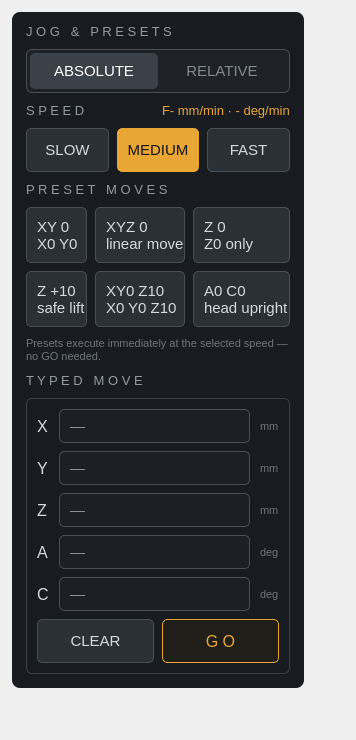
Qt form configs/ned5_pb/user_tabs/ned_controls/ned_controls.ui (418dreamworks/ned) before a commit.
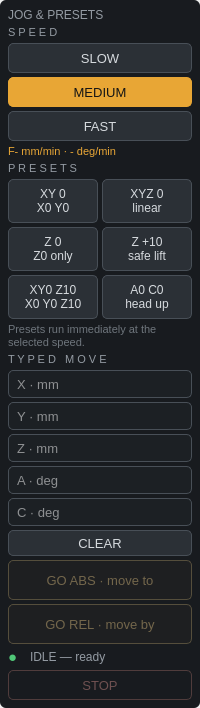
The same form after that commit.

```diff
--- a/configs/ned5_pb/user_tabs/ned_controls/ned_controls.ui
+++ b/configs/ned5_pb/user_tabs/ned_controls/ned_controls.ui
@@ -8,117 +8,71 @@
       jp_panel using #objectName selectors (dark + amber, mockup palette). -->
  <widget class="QWidget" name="ned_controls_root">
   <layout class="QVBoxLayout" name="nedLayout">
-   <property name="leftMargin"><number>12</number></property>
-   <property name="topMargin"><number>12</number></property>
-   <property name="rightMargin"><number>12</number></property>
-   <property name="bottomMargin"><number>12</number></property>
-   <item>
-    <layout class="QHBoxLayout" name="jp_outer_h">
+   <property name="leftMargin"><number>0</number></property>
+   <property name="topMargin"><number>0</number></property>
+   <property name="rightMargin"><number>0</number></property>
+   <property name="bottomMargin"><number>0</number></property>
+   <property name="spacing"><number>0</number></property>
      <item>
       <widget class="QFrame" name="jp_panel">
-       <property name="maximumSize"><size><width>500</width><height>16777215</height></size></property>
        <property name="styleSheet"><string notr="true">
-#jp_panel { background: rgb(24,27,31); border: none; border-radius: 8px; }
+#jp_panel { background: rgb(24,27,31); border: none; border-radius: 6px; }
 QLabel { background: transparent; color: rgb(148,155,163); }
-#jp_title, #jp_speed_caption, #jp_presets_caption, #jp_typed_caption {
-  font: 75 10pt; color: rgb(148,155,163); }
-#jp_feed_readout { font: 75 10pt; color: rgb(232,166,53); }
+#jp_title { font: 75 9pt; color: rgb(148,155,163); }
+#jp_speed_caption, #jp_presets_caption, #jp_typed_caption {
+  font: 75 8pt; color: rgb(148,155,163); }
+#jp_feed_readout { font: 75 8pt; color: rgb(232,166,53); }
 #jp_presets_note { font: 8pt; color: rgb(110,117,124); }
-#jp_lbl_x, #jp_lbl_y, #jp_lbl_z, #jp_lbl_a, #jp_lbl_c {
-  font: 75 12pt; color: rgb(214,218,222); }
-#jp_unit_x, #jp_unit_y, #jp_unit_z, #jp_unit_a, #jp_unit_c {
-  font: 8pt; color: rgb(110,117,124); }
 QPushButton { background: rgb(43,48,54); color: rgb(214,218,222);
-  border: 1px solid rgb(72,79,87); border-radius: 5px; font: 75 11pt; }
+  border: 1px solid rgb(72,79,87); border-radius: 5px; font: 75 10pt; }
 QPushButton:pressed { background: rgb(60,66,73); }
+QPushButton:disabled { background: rgb(34,38,43);
+  color: rgb(105,111,118); border-color: rgb(55,60,66); }
 #jp_slow:checked, #jp_medium:checked, #jp_fast:checked {
   background: rgb(232,166,53); color: rgb(20,20,20);
   border-color: rgb(232,166,53); }
-#jp_absrel_frame { background: rgb(30,34,39);
-  border: 1px solid rgb(72,79,87); border-radius: 6px; }
-#jp_abs, #jp_rel { background: transparent; border: none;
-  color: rgb(130,137,144); font: 75 11pt; }
-#jp_abs:checked, #jp_rel:checked { background: rgb(58,65,73);
-  color: white; border-radius: 5px; }
 #jp_p_xy0, #jp_p_xyz0, #jp_p_z0, #jp_p_zp10, #jp_p_xy0z10, #jp_p_a0c0 {
-  text-align: left; padding-left: 10px; font: 75 11pt; }
-#jp_typed_frame { background: transparent;
-  border: 1px solid rgb(60,66,73); border-radius: 6px; }
+  font: 75 9pt; }
 QLineEdit { background: rgb(28,32,36); color: white;
   border: 1px solid rgb(72,79,87); border-radius: 5px;
-  padding: 4px 8px; font: 11pt;
+  padding: 2px 6px; font: 10pt;
   selection-background-color: rgb(232,166,53); }
 QLineEdit:focus { border: 1px solid rgb(232,166,53); }
-#jp_go { background: rgb(32,30,24); color: rgb(232,166,53);
-  border: 1px solid rgb(232,166,53); font: 75 12pt; }
-#jp_go:pressed { background: rgb(60,50,30); }
+#jp_go_abs, #jp_go_rel { background: rgb(32,30,24);
+  color: rgb(232,166,53); border: 1px solid rgb(232,166,53);
+  font: 75 10pt; }
+#jp_go_abs:pressed, #jp_go_rel:pressed { background: rgb(60,50,30); }
+#jp_go_abs:disabled, #jp_go_rel:disabled { background: rgb(30,31,33);
+  color: rgb(115,102,75); border-color: rgb(85,78,60); }
+#jp_status_dot { color: rgb(80,200,120); font: 11pt; }
+#jp_status_text { color: rgb(148,155,163); font: 9pt; }
+#jp_stop { background: transparent; color: rgb(220,90,90);
+  border: 1px solid rgb(200,80,80); font: 75 10pt; }
+#jp_stop:pressed { background: rgb(70,32,32); }
+#jp_stop:disabled { background: transparent; color: rgb(110,80,80);
+  border-color: rgb(80,60,60); }
        </string></property>
        <layout class="QVBoxLayout" name="jp_v">
-        <property name="leftMargin"><number>14</number></property>
-        <property name="topMargin"><number>12</number></property>
-        <property name="rightMargin"><number>14</number></property>
-        <property name="bottomMargin"><number>14</number></property>
-        <property name="spacing"><number>10</number></property>
+      <property name="leftMargin"><number>8</number></property>
+      <property name="topMargin"><number>8</number></property>
+      <property name="rightMargin"><number>8</number></property>
+      <property name="bottomMargin"><number>8</number></property>
+      <property name="spacing"><number>4</number></property>
         <item>
          <widget class="QLabel" name="jp_title">
-          <property name="text"><string>J O G   &amp;   P R E S E T S</string></property>
-         </widget>
-        </item>
-        <item>
-         <widget class="QFrame" name="jp_absrel_frame">
-          <property name="minimumSize"><size><width>0</width><height>44</height></size></property>
-          <layout class="QHBoxLayout" name="jp_absrel_h">
-           <property name="leftMargin"><number>3</number></property>
-           <property name="topMargin"><number>3</number></property>
-           <property name="rightMargin"><number>3</number></property>
-           <property name="bottomMargin"><number>3</number></property>
-           <property name="spacing"><number>0</number></property>
-           <item>
-            <widget class="QPushButton" name="jp_abs">
-             <property name="text"><string>ABSOLUTE</string></property>
-             <property name="checkable"><bool>true</bool></property>
-             <property name="checked"><bool>true</bool></property>
-             <property name="minimumSize"><size><width>0</width><height>36</height></size></property>
-            </widget>
-           </item>
-           <item>
-            <widget class="QPushButton" name="jp_rel">
-             <property name="text"><string>RELATIVE</string></property>
-             <property name="checkable"><bool>true</bool></property>
-             <property name="minimumSize"><size><width>0</width><height>36</height></size></property>
-            </widget>
-           </item>
-          </layout>
-         </widget>
-        </item>
-        <item>
-         <layout class="QHBoxLayout" name="jp_speed_h">
+        <property name="text"><string>JOG &amp; PRESETS</string></property>
+       </widget>
+      </item>
           <item>
            <widget class="QLabel" name="jp_speed_caption">
             <property name="text"><string>S P E E D</string></property>
            </widget>
           </item>
           <item>
-           <spacer name="jp_speed_spacer">
-            <property name="orientation"><enum>Qt::Horizontal</enum></property>
-            <property name="sizeHint" stdset="0"><size><width>10</width><height>10</height></size></property>
-           </spacer>
-          </item>
-          <item>
-           <widget class="QLabel" name="jp_feed_readout">
-            <property name="text"><string>F- mm/min · - deg/min</string></property>
-           </widget>
-          </item>
-         </layout>
-        </item>
-        <item>
-         <layout class="QHBoxLayout" name="jp_speed_btn_h">
-          <property name="spacing"><number>8</number></property>
-          <item>
            <widget class="QPushButton" name="jp_slow">
             <property name="text"><string>SLOW</string></property>
             <property name="checkable"><bool>true</bool></property>
-            <property name="minimumSize"><size><width>0</width><height>44</height></size></property>
+        <property name="minimumSize"><size><width>0</width><height>30</height></size></property>
            </widget>
           </item>
           <item>
@@ -126,74 +80,77 @@
             <property name="text"><string>MEDIUM</string></property>
             <property name="checkable"><bool>true</bool></property>
             <property name="checked"><bool>true</bool></property>
-            <property name="minimumSize"><size><width>0</width><height>44</height></size></property>
+        <property name="minimumSize"><size><width>0</width><height>30</height></size></property>
            </widget>
           </item>
           <item>
            <widget class="QPushButton" name="jp_fast">
             <property name="text"><string>FAST</string></property>
             <property name="checkable"><bool>true</bool></property>
-            <property name="minimumSize"><size><width>0</width><height>44</height></size></property>
-           </widget>
-          </item>
-         </layout>
+        <property name="minimumSize"><size><width>0</width><height>30</height></size></property>
+       </widget>
+      </item>
+      <item>
+       <widget class="QLabel" name="jp_feed_readout">
+        <property name="text"><string>F- mm/min · - deg/min</string></property>
+       </widget>
         </item>
         <item>
          <widget class="QLabel" name="jp_presets_caption">
-          <property name="text"><string>P R E S E T   M O V E S</string></property>
+        <property name="text"><string>P R E S E T S</string></property>
          </widget>
         </item>
         <item>
          <layout class="QGridLayout" name="jp_grid">
-          <property name="horizontalSpacing"><number>8</number></property>
-          <property name="verticalSpacing"><number>8</number></property>
+        <property name="horizontalSpacing"><number>4</number></property>
+        <property name="verticalSpacing"><number>4</number></property>
           <item row="0" column="0">
            <widget class="QPushButton" name="jp_p_xy0">
             <property name="text"><string>XY 0
 X0 Y0</string></property>
-            <property name="minimumSize"><size><width>0</width><height>56</height></size></property>
+          <property name="minimumSize"><size><width>0</width><height>44</height></size></property>
            </widget>
           </item>
           <item row="0" column="1">
            <widget class="QPushButton" name="jp_p_xyz0">
             <property name="text"><string>XYZ 0
-linear move</string></property>
-            <property name="minimumSize"><size><width>0</width><height>56</height></size></property>
-           </widget>
-          </item>
-          <item row="0" column="2">
+linear</string></property>
+          <property name="minimumSize"><size><width>0</width><height>44</height></size></property>
+         </widget>
+        </item>
+        <item row="1" column="0">
            <widget class="QPushButton" name="jp_p_z0">
             <property name="text"><string>Z 0
 Z0 only</string></property>
-            <property name="minimumSize"><size><width>0</width><height>56</height></size></property>
-           </widget>
-          </item>
-          <item row="1" column="0">
+          <property name="minimumSize"><size><width>0</width><height>44</height></size></property>
+         </widget>
+        </item>
+        <item row="1" column="1">
            <widget class="QPushButton" name="jp_p_zp10">
             <property name="text"><string>Z +10
 safe lift</string></property>
-            <property name="minimumSize"><size><width>0</width><height>56</height></size></property>
-           </widget>
-          </item>
-          <item row="1" column="1">
+          <property name="minimumSize"><size><width>0</width><height>44</height></size></property>
+         </widget>
+        </item>
+        <item row="2" column="0">
            <widget class="QPushButton" name="jp_p_xy0z10">
             <property name="text"><string>XY0 Z10
 X0 Y0 Z10</string></property>
-            <property name="minimumSize"><size><width>0</width><height>56</height></size></property>
-           </widget>
-          </item>
-          <item row="1" column="2">
+          <property name="minimumSize"><size><width>0</width><height>44</height></size></property>
+         </widget>
+        </item>
+        <item row="2" column="1">
            <widget class="QPushButton" name="jp_p_a0c0">
             <property name="text"><string>A0 C0
-head upright</string></property>
-            <property name="minimumSize"><size><width>0</width><height>56</height></size></property>
+head up</string></property>
+          <property name="minimumSize"><size><width>0</width><height>44</height></size></property>
            </widget>
           </item>
          </layout>
         </item>
         <item>
          <widget class="QLabel" name="jp_presets_note">
-          <property name="text"><string>Presets execute immediately at the selected speed — no GO needed.</string></property>
+        <property name="text"><string>Presets run immediately at the selected speed.</string></property>
           <property name="wordWrap"><bool>true</bool></property>
          </widget>
         </item>
@@ -203,110 +160,87 @@
          </widget>
         </item>
         <item>
-         <widget class="QFrame" name="jp_typed_frame">
-          <layout class="QGridLayout" name="jp_typed_grid">
-           <property name="leftMargin"><number>10</number></property>
-           <property name="topMargin"><number>10</number></property>
-           <property name="rightMargin"><number>10</number></property>
-           <property name="bottomMargin"><number>10</number></property>
-           <property name="horizontalSpacing"><number>10</number></property>
-           <property name="verticalSpacing"><number>8</number></property>
-           <item row="0" column="0">
-            <widget class="QLabel" name="jp_lbl_x"><property name="text"><string>X</string></property></widget>
-           </item>
-           <item row="0" column="1">
             <widget class="QLineEdit" name="jp_in_x">
-             <property name="placeholderText"><string>—</string></property>
-             <property name="minimumSize"><size><width>0</width><height>34</height></size></property>
-            </widget>
-           </item>
-           <item row="0" column="2">
-            <widget class="QLabel" name="jp_unit_x"><property name="text"><string>mm</string></property></widget>
-           </item>
-           <item row="1" column="0">
-            <widget class="QLabel" name="jp_lbl_y"><property name="text"><string>Y</string></property></widget>
-           </item>
-           <item row="1" column="1">
+        <property name="placeholderText"><string>X · mm</string></property>
+        <property name="minimumSize"><size><width>0</width><height>28</height></size></property>
+       </widget>
+      </item>
+      <item>
             <widget class="QLineEdit" name="jp_in_y">
-             <property name="placeholderText"><string>—</string></property>
-             <property name="minimumSize"><size><width>0</width><height>34</height></size></property>
-            </widget>
-           </item>
-           <item row="1" column="2">
-            <widget class="QLabel" name="jp_unit_y"><property name="text"><string>mm</string></property></widget>
-           </item>
-           <item row="2" column="0">
-            <widget class="QLabel" name="jp_lbl_z"><property name="text"><string>Z</string></property></widget>
-           </item>
-           <item row="2" column="1">
+        <property name="placeholderText"><string>Y · mm</string></property>
+        <property name="minimumSize"><size><width>0</width><height>28</height></size></property>
+       </widget>
+      </item>
+      <item>
             <widget class="QLineEdit" name="jp_in_z">
-             <property name="placeholderText"><string>—</string></property>
-             <property name="minimumSize"><size><width>0</width><height>34</height></size></property>
-            </widget>
-           </item>
-           <item row="2" column="2">
-            <widget class="QLabel" name="jp_unit_z"><property name="text"><string>mm</string></property></widget>
-           </item>
-           <item row="3" column="0">
-            <widget class="QLabel" name="jp_lbl_a"><property name="text"><string>A</string></property></widget>
-           </item>
-           <item row="3" column="1">
+        <property name="placeholderText"><string>Z · mm</string></property>
+        <property name="minimumSize"><size><width>0</width><height>28</height></size></property>
+       </widget>
+      </item>
+      <item>
             <widget class="QLineEdit" name="jp_in_a">
-             <property name="placeholderText"><string>—</string></property>
-             <property name="minimumSize"><size><width>0</width><height>34</height></size></property>
-            </widget>
-           </item>
-           <item row="3" column="2">
-            <widget class="QLabel" name="jp_unit_a"><property name="text"><string>deg</string></property></widget>
-           </item>
-           <item row="4" column="0">
-            <widget class="QLabel" name="jp_lbl_c"><property name="text"><string>C</string></property></widget>
-           </item>
-           <item row="4" column="1">
+        <property name="placeholderText"><string>A · deg</string></property>
+        <property name="minimumSize"><size><width>0</width><height>28</height></size></property>
+       </widget>
+      </item>
+      <item>
             <widget class="QLineEdit" name="jp_in_c">
-             <property name="placeholderText"><string>—</string></property>
-             <property name="minimumSize"><size><width>0</width><height>34</height></size></property>
-            </widget>
-           </item>
-           <item row="4" column="2">
-            <widget class="QLabel" name="jp_unit_c"><property name="text"><string>deg</string></property></widget>
-           </item>
-           <item row="5" column="0" colspan="3">
-            <layout class="QHBoxLayout" name="jp_btnrow_h">
-             <property name="spacing"><number>8</number></property>
+        <property name="placeholderText"><string>C · deg</string></property>
+        <property name="minimumSize"><size><width>0</width><height>28</height></size></property>
+       </widget>
+      </item>
              <item>
               <widget class="QPushButton" name="jp_clear">
                <property name="text"><string>CLEAR</string></property>
-               <property name="minimumSize"><size><width>90</width><height>44</height></size></property>
+        <property name="minimumSize"><size><width>0</width><height>26</height></size></property>
               </widget>
              </item>
              <item>
-              <widget class="QPushButton" name="jp_go">
-               <property name="text"><string>G O</string></property>
-               <property name="minimumSize"><size><width>0</width><height>44</height></size></property>
-              </widget>
-             </item>
-            </layout>
-           </item>
-          </layout>
+       <widget class="QPushButton" name="jp_go_abs">
+        <property name="text"><string>GO ABS · move to</string></property>
+        <property name="enabled"><bool>false</bool></property>
+        <property name="minimumSize"><size><width>0</width><height>40</height></size></property>
+       </widget>
+      </item>
+      <item>
+       <widget class="QPushButton" name="jp_go_rel">
+        <property name="text"><string>GO REL · move by</string></property>
+        <property name="enabled"><bool>false</bool></property>
+        <property name="minimumSize"><size><width>0</width><height>40</height></size></property>
+       </widget>
+      </item>
+      <item>
+       <layout class="QHBoxLayout" name="jp_status_h">
+        <property name="spacing"><number>6</number></property>
+        <item>
+         <widget class="QLabel" name="jp_status_dot">
+          <property name="text"><string>●</string></property>
+          <property name="minimumSize"><size><width>16</width><height>16</height></size></property>
          </widget>
         </item>
-       </layout>
+        <item>
+         <widget class="QLabel" name="jp_status_text">
+          <property name="text"><string>IDLE — ready</string></property>
+          <property name="minimumSize"><size><width>150</width><height>16</height></size></property>
       </widget>
      </item>
      <item>
-      <spacer name="jp_right_spacer">
+         <spacer name="jp_status_spacer">
        <property name="orientation"><enum>Qt::Horizontal</enum></property>
-       <property name="sizeHint" stdset="0"><size><width>40</width><height>10</height></size></property>
+          <property name="sizeHint" stdset="0"><size><width>5</width><height>5</height></size></property>
       </spacer>
      </item>
     </layout>
    </item>
    <item>
-    <spacer name="nedSpacer">
-     <property name="orientation"><enum>Qt::Vertical</enum></property>
-     <property name="sizeHint" stdset="0"><size><width>10</width><height>40</height></size></property>
-    </spacer>
+       <widget class="QPushButton" name="jp_stop">
+        <property name="text"><string>STOP</string></property>
+        <property name="enabled"><bool>false</bool></property>
+        <property name="minimumSize"><size><width>0</width><height>30</height></size></property>
+       </widget>
+      </item>
+     </layout>
+    </widget>
    </item>
   </layout>
  </widget>
```
Left out of the diff: 18 changed lines with no effect on the pictures. Lines whose indentation alone changed are shown as unchanged.
